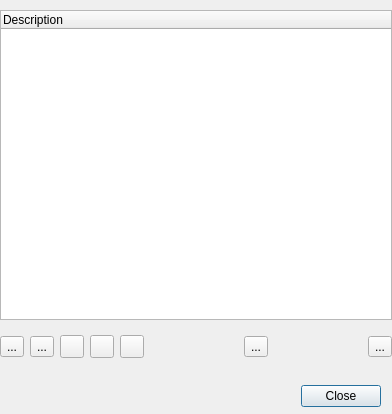
f4exb/sdrangel, file sdrgui/gui/configurationsdialog.ui: the form before one commit.
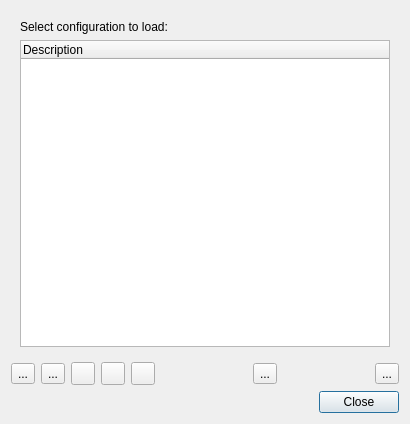
The form after the commit. Icons and pictures are not drawn.

Commit message: Allow sampling devices to be refreshed while SDRangel is running. (Possibly need to add a mutex for MainCore::getPluginManager, so only can be used by one thread) Add option to automatically update My Position based on GPS. This is started in MainCore, so we get position as soon as possible. Don't set QFileDialog::DontUseNativeDialog on Android, as Qt's file dialog can't access user storage. Set globally for Linux/Windows, rather than for each dialog.

Patch:
```diff
--- a/sdrgui/gui/configurationsdialog.ui
+++ b/sdrgui/gui/configurationsdialog.ui
@@ -6,8 +6,8 @@
    <rect>
     <x>0</x>
     <y>0</y>
-    <width>392</width>
-    <height>414</height>
+    <width>410</width>
+    <height>424</height>
    </rect>
   </property>
   <property name="font">
@@ -19,32 +19,17 @@
   <property name="windowTitle">
    <string>Configurations</string>
   </property>
-  <widget class="QDialogButtonBox" name="buttonBox">
-   <property name="geometry">
-    <rect>
-     <x>40</x>
-     <y>380</y>
-     <width>341</width>
-     <height>32</height>
-    </rect>
-   </property>
-   <property name="orientation">
-    <enum>Qt::Horizontal</enum>
-   </property>
-   <property name="standardButtons">
-    <set>QDialogButtonBox::Close</set>
-   </property>
-  </widget>
+  <layout class="QVBoxLayout" name="verticalLayout_2">
+   <item>
   <widget class="QWidget" name="widget" native="true">
-   <property name="geometry">
-    <rect>
-     <x>0</x>
-     <y>10</y>
-     <width>392</width>
-     <height>310</height>
-    </rect>
-   </property>
    <layout class="QVBoxLayout" name="verticalLayout">
+      <item>
+       <widget class="QLabel" name="description">
+        <property name="text">
+         <string>Select configuration to load:</string>
+        </property>
+       </widget>
+      </item>
     <item>
      <widget class="QTreeWidget" name="configurationsTree">
       <property name="toolTip">
@@ -71,15 +56,8 @@
     </item>
    </layout>
   </widget>
-  <widget class="QWidget" name="layoutWidget">
-   <property name="geometry">
-    <rect>
-     <x>0</x>
-     <y>330</y>
-     <width>392</width>
-     <height>34</height>
-    </rect>
-   </property>
+   </item>
+   <item>
    <layout class="QHBoxLayout" name="configurationsControl">
     <item>
      <widget class="QToolButton" name="configurationSave">
@@ -230,7 +208,18 @@
      </widget>
     </item>
    </layout>
-  </widget>
+   </item>
+   <item>
+    <widget class="QDialogButtonBox" name="buttonBox">
+     <property name="orientation">
+      <enum>Qt::Horizontal</enum>
+     </property>
+     <property name="standardButtons">
+      <set>QDialogButtonBox::Close</set>
+     </property>
+    </widget>
+   </item>
+  </layout>
  </widget>
  <resources>
   <include location="../resources/res.qrc"/>
```
Lines whose indentation alone changed are shown as unchanged. The commit also changes 32 other files.
